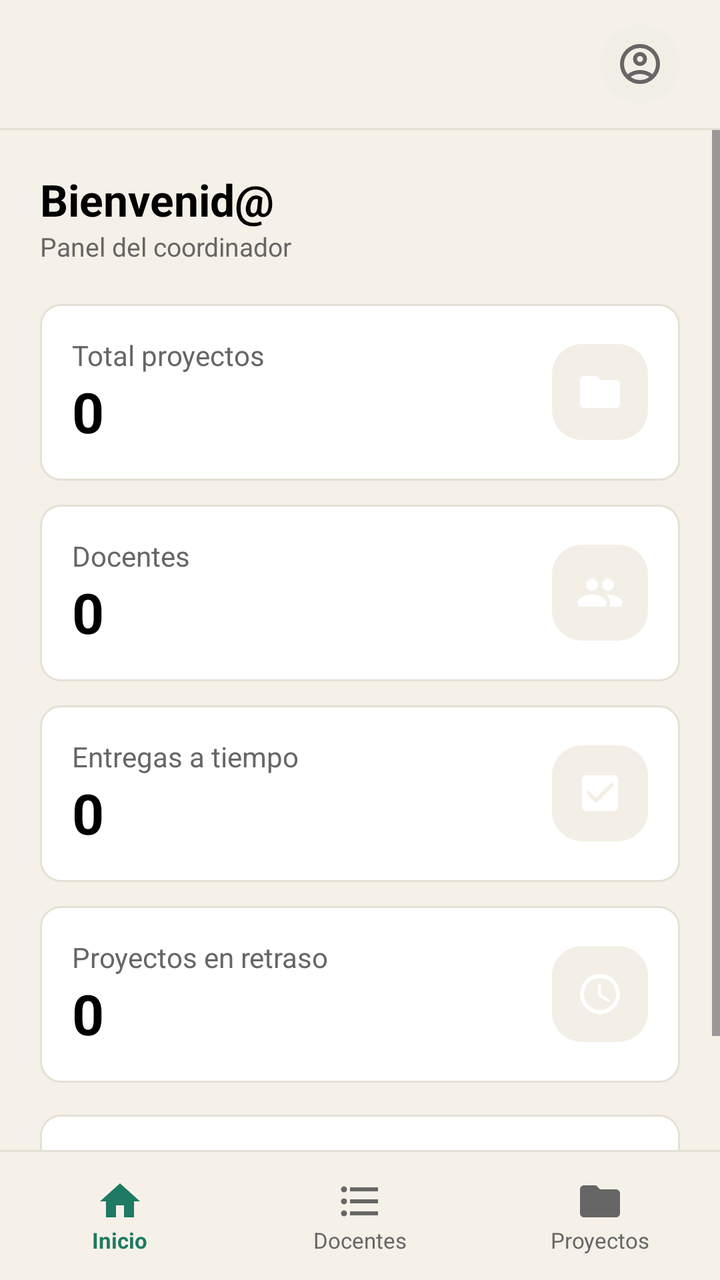
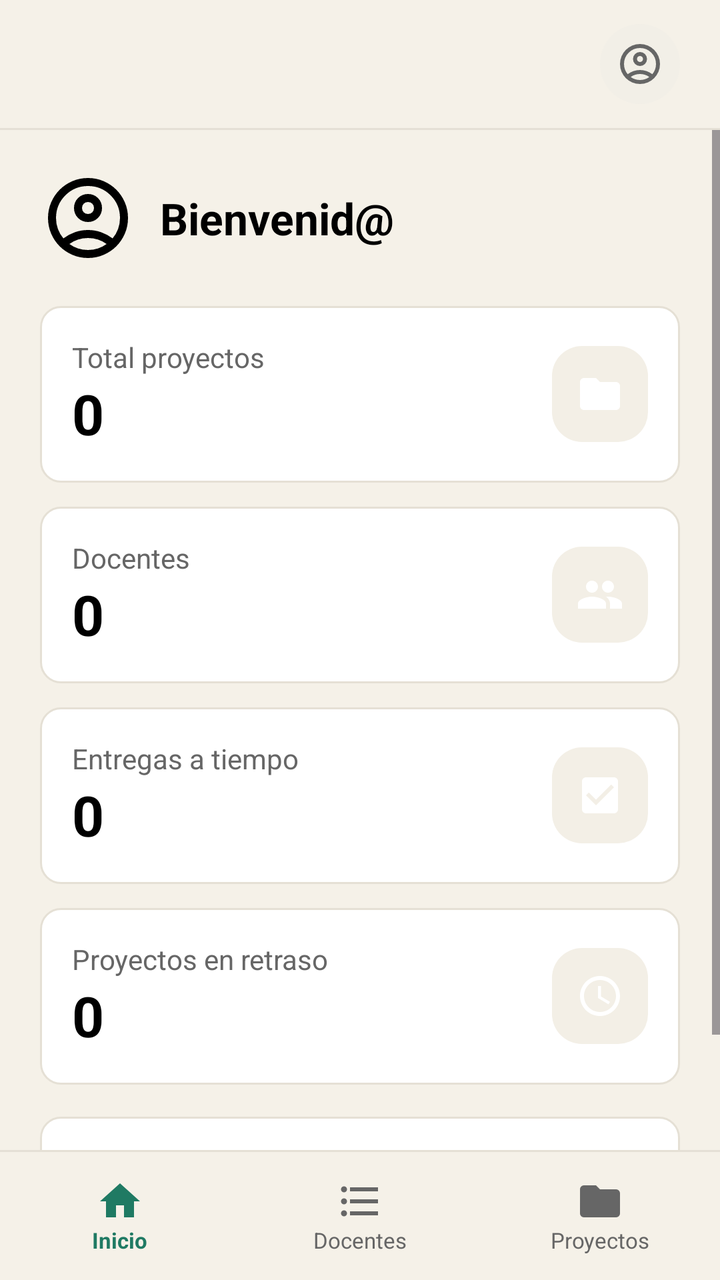

Compare the two renders of this Android layout. The source of the first and the diff that turns it into the second are given below.
<!-- AndroidManifest.xml: application theme Theme.Sapiens -->
<!-- res/layout/activity_dashboard_coordinador.xml -->
<?xml version="1.0" encoding="utf-8"?>
<androidx.constraintlayout.widget.ConstraintLayout xmlns:android="http://schemas.android.com/apk/res/android"
    xmlns:app="http://schemas.android.com/apk/res-auto"
    xmlns:tools="http://schemas.android.com/tools"
    android:id="@+id/main"
    android:layout_width="match_parent"
    android:layout_height="match_parent"
    android:background="@color/fondo"
    tools:context=".Vista.coordinador.dashboardCoordinador">

    <androidx.constraintlayout.widget.ConstraintLayout
        android:id="@+id/barraSuperior"
        android:layout_width="0dp"
        android:layout_height="64dp"
        app:layout_constraintEnd_toEndOf="parent"
        app:layout_constraintStart_toStartOf="parent"
        app:layout_constraintTop_toTopOf="parent">


        <ImageView
            android:id="@+id/ivLogoSapiens"
            android:layout_width="135dp"
            android:layout_height="38dp"
            android:adjustViewBounds="true"
            android:contentDescription="Logo Sapiens"
            android:scaleType="fitCenter"
            app:layout_constraintBottom_toBottomOf="parent"
            app:layout_constraintEnd_toEndOf="parent"
            app:layout_constraintStart_toStartOf="parent"
            app:layout_constraintTop_toTopOf="parent" />

        <ImageButton
            android:id="@+id/btnPerfil"
            android:layout_width="40dp"
            android:layout_height="40dp"
            android:layout_marginEnd="20dp"
            android:background="@drawable/sombra_ic_sup"
            android:contentDescription="Perfil"
            android:padding="8dp"
            android:src="@drawable/ic_perfil"
            app:layout_constraintBottom_toBottomOf="parent"
            app:layout_constraintEnd_toEndOf="parent"
            app:layout_constraintTop_toTopOf="parent"
            app:tint="@color/gris" />
    </androidx.constraintlayout.widget.ConstraintLayout>

    <View
        android:id="@+id/lineaSuperior"
        android:layout_width="0dp"
        android:layout_height="1dp"
        android:background="@color/grisClaro"
        app:layout_constraintEnd_toEndOf="parent"
        app:layout_constraintStart_toStartOf="parent"
        app:layout_constraintTop_toBottomOf="@id/barraSuperior" />

    <ScrollView
        android:id="@+id/scrollContenido"
        android:layout_width="0dp"
        android:layout_height="0dp"
        app:layout_constraintBottom_toTopOf="@id/lineaInferior"
        app:layout_constraintEnd_toEndOf="parent"
        app:layout_constraintStart_toStartOf="parent"
        app:layout_constraintTop_toBottomOf="@id/lineaSuperior">

        <LinearLayout
            android:layout_width="match_parent"
            android:layout_height="wrap_content"
            android:orientation="vertical"
            android:padding="20dp">

            <TextView
                android:id="@+id/tvBienvenida"
                android:layout_width="match_parent"
                android:layout_height="wrap_content"
                android:text="Bienvenid@"
                android:textColor="@color/black"
                android:textSize="22sp"
                android:textStyle="bold" />

            <TextView
                android:id="@+id/tvSubtitulo"
                android:layout_width="match_parent"
                android:layout_height="wrap_content"
                android:text="Panel del coordinador"
                android:textColor="@color/gris"
                android:textSize="13sp" />

            <LinearLayout
                android:id="@+id/cardTotalProyectos"
                android:layout_width="match_parent"
                android:layout_height="wrap_content"
                android:layout_marginTop="20dp"
                android:background="@drawable/fondo_blanco_borde_grisclaro"
                android:gravity="center_vertical"
                android:orientation="horizontal"
                android:padding="16dp">

                <LinearLayout
                    android:layout_width="0dp"
                    android:layout_height="wrap_content"
                    android:layout_weight="1"
                    android:orientation="vertical">

                    <TextView
                        android:layout_width="wrap_content"
                        android:layout_height="wrap_content"
                        android:text="Total proyectos"
                        android:textColor="@color/gris"
                        android:textSize="14sp" />

                    <TextView
                        android:id="@+id/tvTotalProyectos"
                        android:layout_width="wrap_content"
                        android:layout_height="wrap_content"
                        android:text="0"
                        android:textColor="@color/black"
                        android:textSize="28sp"
                        android:textStyle="bold" />
                </LinearLayout>

                <ImageView
                    android:layout_width="48dp"
                    android:layout_height="48dp"
                    android:background="@drawable/sombra_icono"
                    android:padding="12dp"
                    android:src="@drawable/ic_proyectos"
                    app:tint="@color/white" />
            </LinearLayout>

            <LinearLayout
                android:id="@+id/cardDocentes"
                android:layout_width="match_parent"
                android:layout_height="wrap_content"
                android:layout_marginTop="12dp"
                android:background="@drawable/fondo_blanco_borde_grisclaro"
                android:gravity="center_vertical"
                android:orientation="horizontal"
                android:padding="16dp">

                <LinearLayout
                    android:layout_width="0dp"
                    android:layout_height="wrap_content"
                    android:layout_weight="1"
                    android:orientation="vertical">

                    <TextView
                        android:layout_width="wrap_content"
                        android:layout_height="wrap_content"
                        android:text="Docentes"
                        android:textColor="@color/gris"
                        android:textSize="14sp" />

                    <TextView
                        android:id="@+id/tvTotalDocentes"
                        android:layout_width="wrap_content"
                        android:layout_height="wrap_content"
                        android:text="0"
                        android:textColor="@color/black"
                        android:textSize="28sp"
                        android:textStyle="bold" />
                </LinearLayout>

                <ImageView
                    android:layout_width="48dp"
                    android:layout_height="48dp"
                    android:background="@drawable/sombra_icono"
                    android:padding="12dp"
                    android:src="@drawable/ic_docentes"
                    app:tint="@color/white" />
            </LinearLayout>

            <LinearLayout
                android:id="@+id/cardEntregasATiempo"
                android:layout_width="match_parent"
                android:layout_height="wrap_content"
                android:layout_marginTop="12dp"
                android:background="@drawable/fondo_blanco_borde_grisclaro"
                android:gravity="center_vertical"
                android:orientation="horizontal"
                android:padding="16dp">

                <LinearLayout
                    android:layout_width="0dp"
                    android:layout_height="wrap_content"
                    android:layout_weight="1"
                    android:orientation="vertical">

                    <TextView
                        android:layout_width="wrap_content"
                        android:layout_height="wrap_content"
                        android:text="Entregas a tiempo"
                        android:textColor="@color/gris"
                        android:textSize="14sp" />

                    <TextView
                        android:id="@+id/tvEntregasATiempo"
                        android:layout_width="wrap_content"
                        android:layout_height="wrap_content"
                        android:text="0"
                        android:textColor="@color/black"
                        android:textSize="28sp"
                        android:textStyle="bold" />
                </LinearLayout>

                <ImageView
                    android:layout_width="48dp"
                    android:layout_height="48dp"
                    android:background="@drawable/sombra_icono"
                    android:padding="12dp"
                    android:src="@drawable/ic_tareas"
                    app:tint="@color/white" />

            </LinearLayout>

            <LinearLayout
                android:id="@+id/cardProyectosRetraso"
                android:layout_width="match_parent"
                android:layout_height="wrap_content"
                android:layout_marginTop="12dp"
                android:background="@drawable/fondo_blanco_borde_grisclaro"
                android:gravity="center_vertical"
                android:orientation="horizontal"
                android:padding="16dp">

                <LinearLayout
                    android:layout_width="0dp"
                    android:layout_height="wrap_content"
                    android:layout_weight="1"
                    android:orientation="vertical">

                    <TextView
                        android:layout_width="wrap_content"
                        android:layout_height="wrap_content"
                        android:text="Proyectos en retraso"
                        android:textColor="@color/gris"
                        android:textSize="14sp" />

                    <TextView
                        android:id="@+id/tvProyectosRetraso"
                        android:layout_width="wrap_content"
                        android:layout_height="wrap_content"
                        android:text="0"
                        android:textColor="@color/black"
                        android:textSize="28sp"
                        android:textStyle="bold" />
                </LinearLayout>

                <ImageView
                    android:layout_width="48dp"
                    android:layout_height="48dp"
                    android:background="@drawable/sombra_icono"
                    android:padding="12dp"
                    android:src="@drawable/ic_reloj"
                    app:tint="@color/white" />
            </LinearLayout>

            <LinearLayout
                android:layout_width="match_parent"
                android:layout_height="wrap_content"
                android:layout_marginTop="16dp"
                android:background="@drawable/fondo_blanco_borde_grisclaro"
                android:orientation="vertical"
                android:padding="16dp">

                <TextView
                    android:layout_width="match_parent"
                    android:layout_height="wrap_content"
                    android:text="Rendimiento docente"
                    android:textColor="@color/black"
                    android:textSize="16sp"
                    android:textStyle="bold" />

                <androidx.recyclerview.widget.RecyclerView
                    android:id="@+id/rvRendimientoDocentes"
                    android:layout_width="match_parent"
                    android:layout_height="wrap_content"
                    android:layout_marginTop="8dp"
                    android:nestedScrollingEnabled="false" />

                <TextView
                    android:id="@+id/tvSinDocentes"
                    android:layout_width="match_parent"
                    android:layout_height="wrap_content"
                    android:layout_marginTop="12dp"
                    android:text="No hay docentes registrados"
                    android:textColor="@color/gris"
                    android:textSize="14sp"
                    android:visibility="gone" />
            </LinearLayout>

        </LinearLayout>
    </ScrollView>

    <View
        android:id="@+id/lineaInferior"
        android:layout_width="0dp"
        android:layout_height="1dp"
        android:background="@color/grisClaro"
        app:layout_constraintBottom_toTopOf="@id/barraInferior"
        app:layout_constraintEnd_toEndOf="parent"
        app:layout_constraintStart_toStartOf="parent" />

    <LinearLayout
        android:id="@+id/barraInferior"
        android:layout_width="0dp"
        android:layout_height="64dp"
        android:orientation="horizontal"
        app:layout_constraintBottom_toBottomOf="parent"
        app:layout_constraintEnd_toEndOf="parent"
        app:layout_constraintStart_toStartOf="parent">

        <LinearLayout
            android:id="@+id/navDashboard"
            android:layout_width="0dp"
            android:layout_height="match_parent"
            android:layout_weight="1"
            android:gravity="center"
            android:orientation="vertical">

            <ImageView
                android:layout_width="24dp"
                android:layout_height="24dp"
                android:src="@drawable/ic_inicio"
                app:tint="@color/verde" />

            <TextView
                android:layout_width="wrap_content"
                android:layout_height="wrap_content"
                android:text="Inicio"
                android:textColor="@color/verde"
                android:textSize="11sp"
                android:textStyle="bold" />
        </LinearLayout>

        <LinearLayout
            android:id="@+id/navDocentes"
            android:layout_width="0dp"
            android:layout_height="match_parent"
            android:layout_weight="1"
            android:gravity="center"
            android:orientation="vertical">

            <ImageView
                android:layout_width="24dp"
                android:layout_height="24dp"
                android:src="@drawable/ic_lista"
                app:tint="@color/gris" />

            <TextView
                android:layout_width="wrap_content"
                android:layout_height="wrap_content"
                android:text="Docentes"
                android:textColor="@color/gris"
                android:textSize="11sp" />
        </LinearLayout>

        <LinearLayout
            android:id="@+id/navProyectos"
            android:layout_width="0dp"
            android:layout_height="match_parent"
            android:layout_weight="1"
            android:gravity="center"
            android:orientation="vertical">

            <ImageView
                android:layout_width="24dp"
                android:layout_height="24dp"
                android:src="@drawable/ic_proyectos"
                app:tint="@color/gris" />

            <TextView
                android:layout_width="wrap_content"
                android:layout_height="wrap_content"
                android:text="Proyectos"
                android:textColor="@color/gris"
                android:textSize="11sp" />
        </LinearLayout>

    </LinearLayout>

</androidx.constraintlayout.widget.ConstraintLayout>
<!-- resources referenced by this layout -->
<resources>
  <color name="black">#000000</color>
  <color name="fondo">#F5F1E8</color>
  <color name="gris">#666666</color>
  <color name="grisClaro">#E5E0D5</color>
  <color name="verde">#1F7A63</color>
  <color name="white">#FFFFFF</color>
  <!-- drawable fondo_blanco_borde_grisclaro (drawable) -->
  <?xml version="1.0" encoding="utf-8"?>
  <shape xmlns:android="http://schemas.android.com/apk/res/android">
      <solid android:color="@color/white" />
      <stroke android:width="1dp" android:color="@color/grisClaro" />
      <corners android:radius="10dp" />
  </shape>
  <!-- drawable ic_docentes (drawable) -->
  <vector xmlns:android="http://schemas.android.com/apk/res/android" android:height="24dp" android:tint="#000000" android:viewportHeight="24" android:viewportWidth="24" android:width="24dp">
        
      <path android:fillColor="@android:color/white" android:pathData="M16,11c1.66,0 2.99,-1.34 2.99,-3S17.66,5 16,5c-1.66,0 -3,1.34 -3,3s1.34,3 3,3zM8,11c1.66,0 2.99,-1.34 2.99,-3S9.66,5 8,5C6.34,5 5,6.34 5,8s1.34,3 3,3zM8,13c-2.33,0 -7,1.17 -7,3.5L1,19h14v-2.5c0,-2.33 -4.67,-3.5 -7,-3.5zM16,13c-0.29,0 -0.62,0.02 -0.97,0.05 1.16,0.84 1.97,1.97 1.97,3.45L17,19h6v-2.5c0,-2.33 -4.67,-3.5 -7,-3.5z"/>
      
  </vector>
  <!-- drawable ic_inicio (drawable) -->
  <vector xmlns:android="http://schemas.android.com/apk/res/android" android:height="24dp" android:tint="@color/white" android:viewportHeight="24" android:viewportWidth="24" android:width="24dp">
        
      <path android:fillColor="@android:color/white" android:pathData="M10,20v-6h4v6h5v-8h3L12,3 2,12h3v8z"/>
      
  </vector>
  <!-- drawable ic_proyectos (drawable) -->
  <vector xmlns:android="http://schemas.android.com/apk/res/android" android:height="24dp" android:tint="@color/white" android:viewportHeight="24" android:viewportWidth="24" android:width="24dp">
        
      <path android:fillColor="@android:color/white" android:pathData="M10,4H4c-1.1,0 -1.99,0.9 -1.99,2L2,18c0,1.1 0.9,2 2,2h16c1.1,0 2,-0.9 2,-2V8c0,-1.1 -0.9,-2 -2,-2h-8l-2,-2z"/>
      
  </vector>
  <!-- drawable ic_reloj (drawable) -->
  <vector xmlns:android="http://schemas.android.com/apk/res/android" android:height="24dp" android:tint="#000000" android:viewportHeight="24" android:viewportWidth="24" android:width="24dp">
        
      <path android:fillColor="@android:color/white" android:pathData="M11.99,2C6.47,2 2,6.48 2,12s4.47,10 9.99,10C17.52,22 22,17.52 22,12S17.52,2 11.99,2zM12,20c-4.42,0 -8,-3.58 -8,-8s3.58,-8 8,-8 8,3.58 8,8 -3.58,8 -8,8z"/>
        
      <path android:fillColor="@android:color/white" android:pathData="M12.5,7H11v6l5.25,3.15 0.75,-1.23 -4.5,-2.67z"/>
      
  </vector>
  <!-- drawable ic_tareas (drawable) -->
  <vector xmlns:android="http://schemas.android.com/apk/res/android" android:height="24dp" android:tint="@color/white" android:viewportHeight="24" android:viewportWidth="24" android:width="24dp">
        
      <path android:fillColor="@android:color/white" android:pathData="M19,3L5,3c-1.11,0 -2,0.9 -2,2v14c0,1.1 0.89,2 2,2h14c1.11,0 2,-0.9 2,-2L21,5c0,-1.1 -0.89,-2 -2,-2zM10,17l-5,-5 1.41,-1.41L10,14.17l7.59,-7.59L19,8l-9,9z"/>
      
  </vector>
  <!-- drawable sombra_ic_sup (drawable) -->
  <?xml version="1.0" encoding="utf-8"?>
  <shape xmlns:android="http://schemas.android.com/apk/res/android">
      <solid android:color="@color/grisMasClarito"/>
      <corners android:radius="50dp" />
  </shape>
  <!-- drawable sombra_icono (drawable) -->
  <?xml version="1.0" encoding="utf-8"?>
  <shape xmlns:android="http://schemas.android.com/apk/res/android">
      <solid android:color="@color/cafeClaro"/>
      <corners android:radius="15dp" />
  </shape>
  <style name="Theme.Sapiens" parent="Base.Theme.Sapiens" />
  <color name="grisMasClarito">#F2EFE7</color>
  <color name="cafeClaro">#F3EFE6</color>
  <style name="Base.Theme.Sapiens" parent="Theme.Material3.DayNight.NoActionBar">
          
          
      </style>
  <!-- unchanged entries left out for length: 2 -->
</resources>

<!-- the commit's change to res/layout/activity_dashboard_coordinador.xml (unified diff, before → after) -->
@@ -68,22 +68,28 @@
             android:orientation="vertical"
             android:padding="20dp">
 
-            <TextView
-                android:id="@+id/tvBienvenida"
-                android:layout_width="match_parent"
-                android:layout_height="wrap_content"
-                android:text="Bienvenid@"
-                android:textColor="@color/black"
-                android:textSize="22sp"
-                android:textStyle="bold" />
-
-            <TextView
-                android:id="@+id/tvSubtitulo"
-                android:layout_width="match_parent"
-                android:layout_height="wrap_content"
-                android:text="Panel del coordinador"
-                android:textColor="@color/gris"
-                android:textSize="13sp" />
+            <LinearLayout
+                android:layout_width="match_parent"
+                android:layout_height="wrap_content"
+                android:gravity="center_vertical"
+                android:orientation="horizontal">
+
+                <ImageView
+                    android:id="@+id/imgFotoCoordinador"
+                    android:layout_width="48dp"
+                    android:layout_height="48dp"
+                    android:layout_marginEnd="12dp"
+                    android:src="@drawable/ic_perfil" />
+
+                <TextView
+                    android:id="@+id/tvBienvenida"
+                    android:layout_width="wrap_content"
+                    android:layout_height="wrap_content"
+                    android:text="Bienvenid@"
+                    android:textColor="@color/black"
+                    android:textSize="22sp"
+                    android:textStyle="bold" />
+            </LinearLayout>
 
             <LinearLayout
                 android:id="@+id/cardTotalProyectos"
